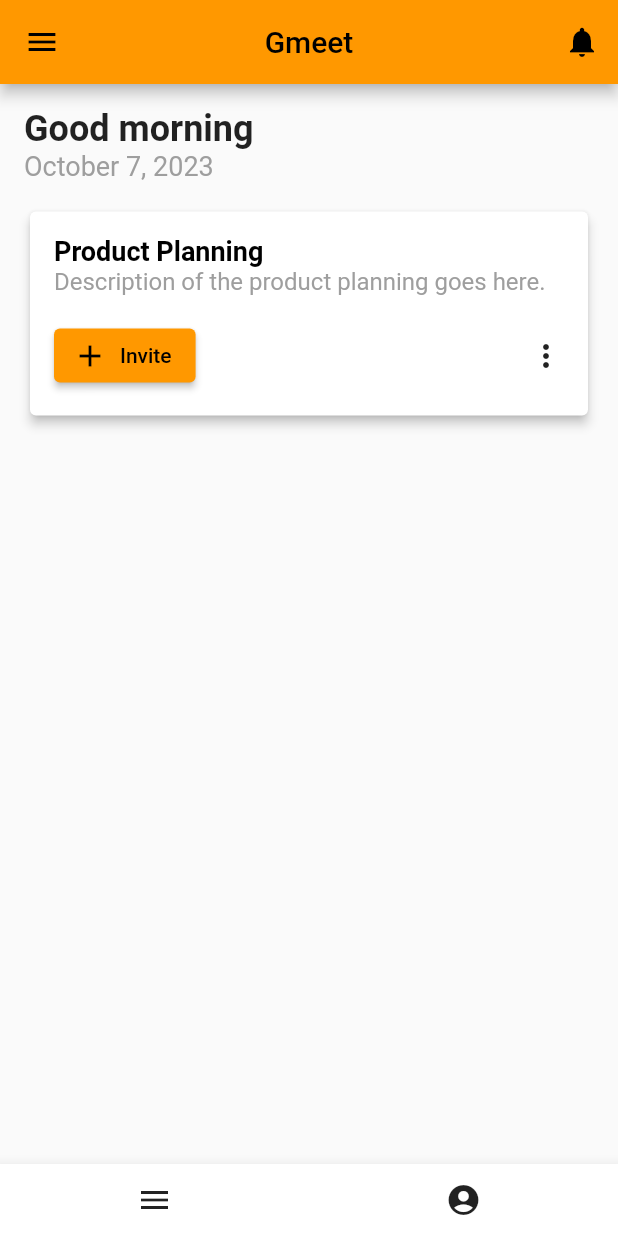
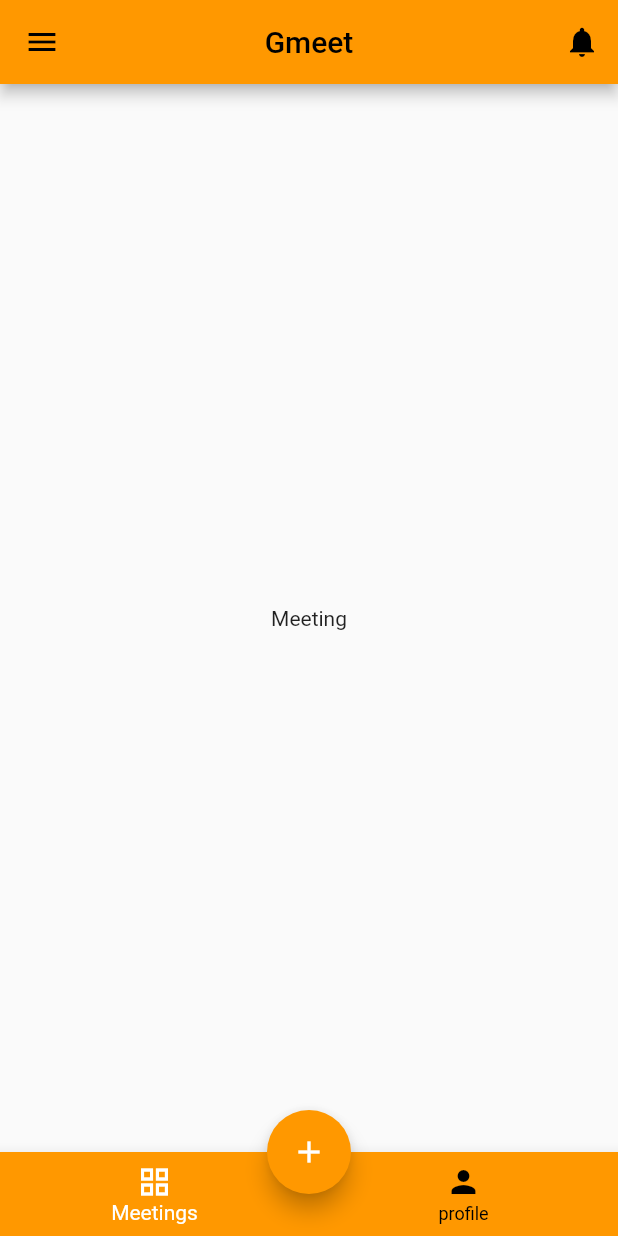
Before and after one commit to sabin6969/Personal-Meeting-Scheduling-Platform, a Flutter app: the HomePage screen opened by its route, on a phone screen of 412 x 824 dp. Run offline on Flutter 3.47's test engine with Material 2 defaults, Android fonts, the phone set to English and light mode, and no system bars; our stand-ins replace auth_buttons, cloud_firestore, firebase_auth, firebase_core, fluttertoast; accounts and stored records are empty.

Commit message:
made bot nav bar

```diff
--- a/lib/views/add_meeting_page.dart
+++ b/lib/views/add_meeting_page.dart
@@ -63,7 +63,8 @@ class _AddMeetingPageState extends State<AddMeetingPage> {
         title: Text('Add Meeting'),
         backgroundColor: Colors.orange,
       ),
-      body: Padding(
+      body: SingleChildScrollView(
+        child: Padding(
           padding: const EdgeInsets.all(16.0),
           child: Column(
             crossAxisAlignment: CrossAxisAlignment.start,
@@ -104,8 +105,8 @@ class _AddMeetingPageState extends State<AddMeetingPage> {
                       ),
                       Text(
                         "${selectedDate.toLocal()}".split(' ')[0],
-                      style:
-                          TextStyle(fontSize: 25, fontWeight: FontWeight.bold),
+                        style: TextStyle(
+                            fontSize: 25, fontWeight: FontWeight.bold),
                       ),
                     ],
                   ),
@@ -124,8 +125,8 @@ class _AddMeetingPageState extends State<AddMeetingPage> {
                       ),
                       Text(
                         "${selectedTime.format(context)}",
-                      style:
-                          TextStyle(fontSize: 25, fontWeight: FontWeight.bold),
+                        style: TextStyle(
+                            fontSize: 25, fontWeight: FontWeight.bold),
                       ),
                     ],
                   ),
@@ -211,6 +212,7 @@ class _AddMeetingPageState extends State<AddMeetingPage> {
             ],
           ),
         ),
+      ),
     );
   }
 }
--- a/lib/views/home_page.dart
+++ b/lib/views/home_page.dart
@@ -3,7 +3,9 @@ import 'package:flutter/material.dart';
 import 'package:intl/intl.dart';
 import 'package:personalmeetingschedulingplatform/controller/auth_controller.dart';
 import 'package:personalmeetingschedulingplatform/controller/url_laucher.dart';
-import 'package:personalmeetingschedulingplatform/utils/ask_for_logout_dialog.dart'; // Import this for date formatting
+import 'package:personalmeetingschedulingplatform/utils/ask_for_logout_dialog.dart';
+import 'package:personalmeetingschedulingplatform/views/meeting_page.dart';
+import 'package:personalmeetingschedulingplatform/views/profile_page.dart'; // Import this for date formatting
 
 class HomePage extends StatefulWidget {
   const HomePage({Key? key});
@@ -13,14 +15,16 @@ class HomePage extends StatefulWidget {
 }
 
 class _HomePageState extends State<HomePage> {
+  int currentIndex = 0;
   final stream = FirebaseFirestore.instance
       .collection("usersData")
       .doc(auth.currentUser!.uid)
       .snapshots();
+  PageController pageController = PageController();
   @override
   Widget build(BuildContext context) {
     // Get the current time for greeting
-    String greeting = getGreeting();
+    // String greeting = getGreeting();
 
     return Scaffold(
       appBar: AppBar(
@@ -50,7 +54,8 @@ class _HomePageState extends State<HomePage> {
                     final data = snapshot.data!.get("name");
                     return Text(data);
                   }
-                  }),
+                },
+              ),
               accountEmail: Text(auth.currentUser!.email ?? "loading"),
               currentAccountPicture: const CircleAvatar(
                 radius: 40,
@@ -76,91 +81,50 @@ class _HomePageState extends State<HomePage> {
           ],
         ),
       ),
-      body: Padding(
-        padding: const EdgeInsets.all(16.0),
-        child: Column(
-          crossAxisAlignment: CrossAxisAlignment.start,
-          children: [
-            Text(
-              greeting, // Display the greeting
-              style: const TextStyle(
-                fontSize: 24,
-                fontWeight: FontWeight.bold,
+      floatingActionButton: FloatingActionButton(
+        onPressed: () {
+          Navigator.pushNamed(
+            context,
+            "addmeeting",
+          );
+        },
+        child: const Icon(
+          Icons.add,
+          color: Colors.white,
         ),
       ),
-            Text(
-              DateFormat.yMMMMd()
-                  .format(DateTime.now()), // Display today's date
-              style: const TextStyle(
-                fontSize: 18,
-                color: Colors.grey,
-              ),
-            ),
-            const SizedBox(height: 16), // Add some spacing
-
-            // Product planning card
-            Card(
-              elevation: 3,
-              child: Padding(
-                padding: const EdgeInsets.all(16.0),
-                child: Column(
-                  crossAxisAlignment: CrossAxisAlignment.start,
-                  children: [
-                    const Text(
-                      'Product Planning',
-                      style: TextStyle(
-                        fontSize: 18,
-                        fontWeight: FontWeight.bold,
-                        color: Colors.black,
-                      ),
-                    ),
-                    const Text(
-                      'Description of the product planning goes here.',
-                      style: TextStyle(
-                        fontSize: 16,
-                        color: Colors.grey,
-                      ),
-                    ),
-                    const SizedBox(height: 16),
-                    Row(
-                      mainAxisAlignment: MainAxisAlignment.spaceBetween,
-                      children: [
-                        ElevatedButton.icon(
-                          onPressed: () {
-                            // Handle invite button press
-                          },
-                          icon: const Icon(Icons.add),
-                          label: const Text('Invite'),
-                        ),
-                        const Icon(Icons.more_vert), // Add your end icon here
+      body: PageView(
+        controller: pageController,
+        children: const [
+          MeetingPage(),
+          ProfilePage(),
         ],
       ),
+      floatingActionButtonLocation:
+          FloatingActionButtonLocation.miniCenterDocked,
+      bottomNavigationBar: BottomNavigationBar(
+        currentIndex: currentIndex,
+        onTap: (value) {
+          pageController.jumpToPage(value);
+          currentIndex = value;
+          setState(() {});
+        },
+        selectedItemColor: Colors.white,
+        showSelectedLabels: true,
+        unselectedItemColor: Colors.black,
+        backgroundColor: Colors.orange,
+        items: const [
+          BottomNavigationBarItem(
+            icon: Icon(
+              Icons.grid_view_outlined,
+            ),
+            label: "Meetings",
+          ),
+          BottomNavigationBarItem(
+            icon: Icon(Icons.person),
+            label: "profile",
+          )
         ],
-                ),
-              ),
-            ),
-          ],
-        ),
-      ),
-      bottomNavigationBar: BottomAppBar(
-        child: Row(
-          mainAxisAlignment: MainAxisAlignment.spaceAround,
-          children: [
-            IconButton(
-              icon: const Icon(Icons.menu),
-              onPressed: () {
-                // Handle drawer button press
-                Scaffold.of(context).openDrawer();
-              },
-            ),
-            IconButton(
-              icon: const Icon(Icons.account_circle),
-              onPressed: () {
-                // Handle my account button press
-              },
-            ),
-          ],
-        ),
       ),
     );
   }
--- /dev/null
+++ b/lib/views/meeting_page.dart
@@ -0,0 +1,19 @@
+import 'package:flutter/material.dart';
+
+class MeetingPage extends StatefulWidget {
+  const MeetingPage({super.key});
+
+  @override
+  State<MeetingPage> createState() => _MeetingPageState();
+}
+
+class _MeetingPageState extends State<MeetingPage> {
+  @override
+  Widget build(BuildContext context) {
+    return const Scaffold(
+      body: Center(
+        child: Text("Meeting"),
+      ),
+    );
+  }
+}
--- /dev/null
+++ b/lib/views/profile_page.dart
@@ -0,0 +1,19 @@
+import 'package:flutter/material.dart';
+
+class ProfilePage extends StatefulWidget {
+  const ProfilePage({super.key});
+
+  @override
+  State<ProfilePage> createState() => _ProfilePageState();
+}
+
+class _ProfilePageState extends State<ProfilePage> {
+  @override
+  Widget build(BuildContext context) {
+    return const Scaffold(
+      body: Center(
+        child: Text("Profile"),
+      ),
+    );
+  }
+}
--- a/pubspec.yaml
+++ b/pubspec.yaml
@@ -42,7 +42,6 @@ dependencies:
   fluttertoast: ^8.2.2
   intl: ^0.18.1
   url_launcher: ^6.1.14
-  show_up: ^1.0.0
 
 dev_dependencies:
   flutter_test:
```
Also changed, not shown: pubspec.lock. Lines whose indentation alone changed are shown as unchanged.
